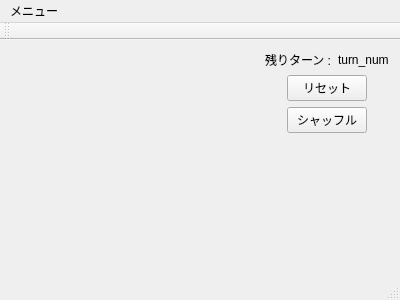
Old version of the form Qt/mainwindow.ui in the repository Yuya-003/Procon29.
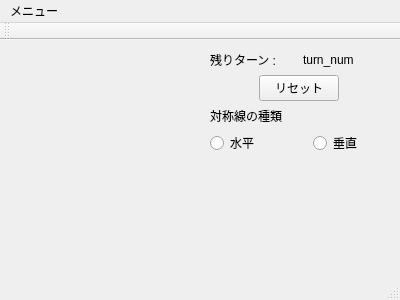
New version of the form. Custom widgets are drawn as their Qt base class.

Commit message: 水平方向に対称になるように設定 シャッフルボタンを削除し、対称な方向を決めるラジオボタンを追加

```diff
--- a/Qt/mainwindow.ui
+++ b/Qt/mainwindow.ui
@@ -121,8 +121,22 @@
         </item>
        </layout>
       </item>
+      <item>
+       <widget class="QLabel" name="label_2">
+        <property name="text">
+         <string>対称線の種類</string>
+        </property>
+       </widget>
+      </item>
       <item>
        <layout class="QHBoxLayout" name="horizontalLayout_3">
+        <item>
+         <widget class="QRadioButton" name="setHorizontalButton">
+          <property name="text">
+           <string>水平</string>
+          </property>
+         </widget>
+        </item>
         <item>
          <spacer name="horizontalSpacer_4">
           <property name="orientation">
@@ -140,34 +154,12 @@
          </spacer>
         </item>
         <item>
-         <widget class="QPushButton" name="shuffle_button">
-          <property name="sizePolicy">
-           <sizepolicy hsizetype="Fixed" vsizetype="Fixed">
-            <horstretch>0</horstretch>
-            <verstretch>0</verstretch>
-           </sizepolicy>
-          </property>
+         <widget class="QRadioButton" name="setVerticalButton">
           <property name="text">
-           <string>シャッフル</string>
+           <string>垂直</string>
           </property>
          </widget>
         </item>
-        <item>
-         <spacer name="horizontalSpacer_5">
-          <property name="orientation">
-           <enum>Qt::Horizontal</enum>
-          </property>
-          <property name="sizeType">
-           <enum>QSizePolicy::Fixed</enum>
-          </property>
-          <property name="sizeHint" stdset="0">
-           <size>
-            <width>20</width>
-            <height>20</height>
-           </size>
-          </property>
-         </spacer>
-        </item>
        </layout>
       </item>
       <item>
```
Left out of the diff: 2 changed lines with no effect on the pictures. The commit also changes 3 other files.
